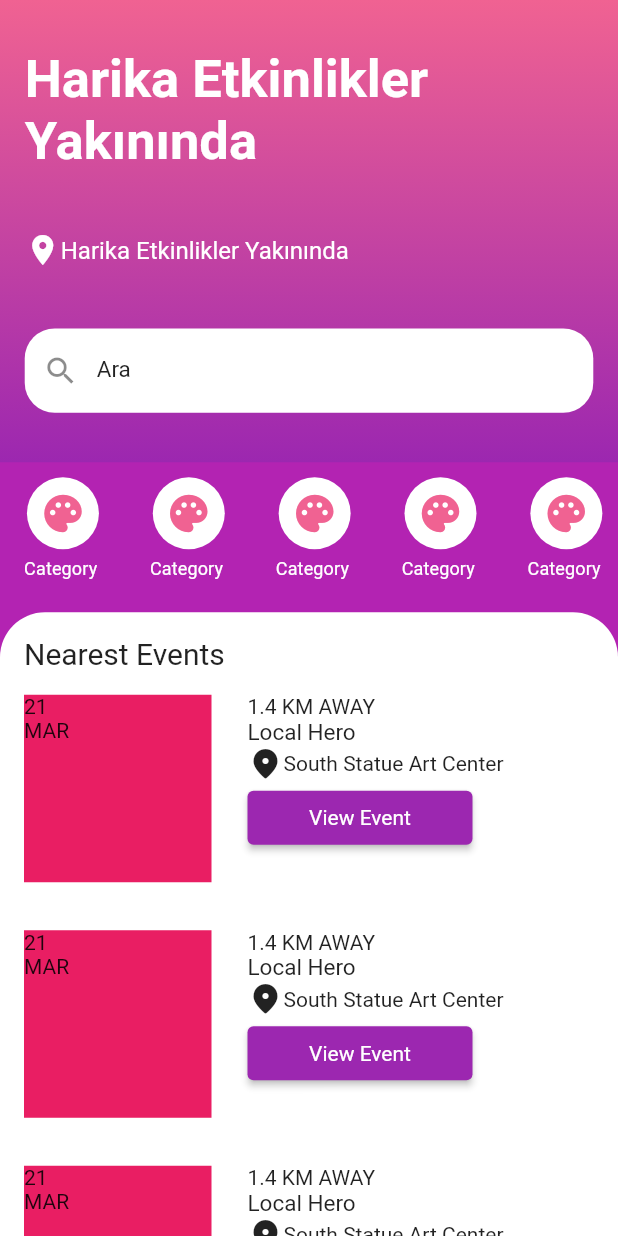
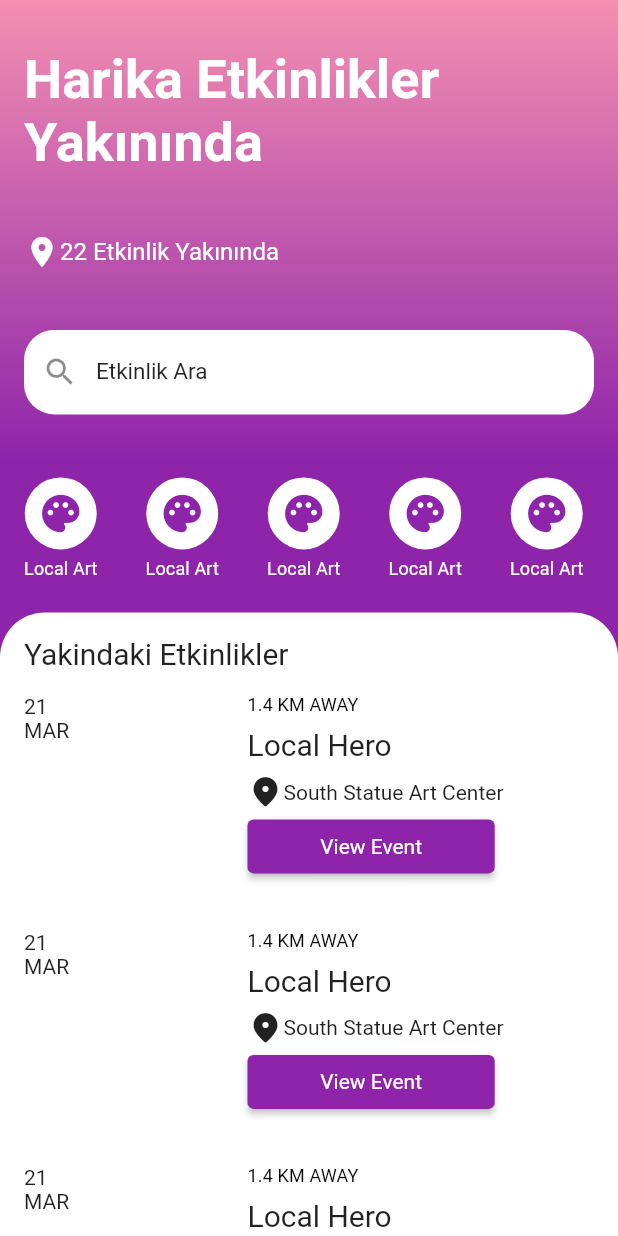
Before and after one commit to TeamVBTHackathon/Copy-Paste, a Flutter app: the screen it shows after launch, on a phone screen of 412 x 824 dp. Run offline on Flutter 3.47's test engine with Material 2 defaults, Android fonts, the phone set to English and light mode, and no system bars; our stand-ins replace bloc, cloud_firestore, firebase_auth, firebase_core, firebase_storage, flutter_bloc and 6 more; accounts and stored records are empty; Roboto replaces fonts that are missing (Poppins).

Commit message:
refactor edildi

```diff
--- /dev/null
+++ b/hackathon/lib/core/constants/Size/home_page_size_constants.dart
@@ -0,0 +1,6 @@
+class HomePageSize{
+  static const double titleSize = 36.0;
+  static const double subTitleSize = 16.0;
+  static const double homeBottomYakinEtkinlikSize = 20.0;
+  static const double homeBottomEventName = 20.0;
+}
--- /dev/null
+++ b/hackathon/lib/core/constants/icon/homepage_icon_constants.dart
@@ -0,0 +1,15 @@
+import 'package:flutter/material.dart';
+
+import '../../init/theme/theme_purple.dart';
+
+class HomePageIcon {
+  static const IconData locationIcon = Icons.location_on;
+  static const Icon searchIcon = Icon(Icons.search);
+  static const Icon homePaletIcon = Icon(
+    Icons.palette,
+    color: ThemePurple.darkPurple,
+    size: 30,
+  );
+
+  static const Icon homeBottomLocationIcon = Icon(Icons.location_on_rounded);
+}
--- /dev/null
+++ b/hackathon/lib/core/constants/padding/home_page_padding.dart
@@ -0,0 +1,31 @@
+import 'package:flutter/cupertino.dart';
+
+class HomePadding {
+  //! Home Page İlk Container
+  static const EdgeInsetsGeometry homeMainTitlePadding = EdgeInsets.all(16);
+  static const EdgeInsetsGeometry homeMainTitleColumnPadding =
+      EdgeInsets.symmetric(vertical: 16, horizontal: 0);
+  static const EdgeInsetsGeometry homeSubTitlePadding = EdgeInsets.symmetric(
+    vertical: 40,
+  );
+
+  static const EdgeInsetsGeometry homeCategoryMainPadding =
+      EdgeInsets.only(top: 10, bottom: 10);
+  static const EdgeInsetsGeometry homeCategoryTextPadding =
+      EdgeInsets.symmetric(vertical: 6);
+
+  static const EdgeInsetsGeometry homeCategoryListPadding =
+      EdgeInsets.symmetric(
+    horizontal: 16,
+  );
+
+  //! Home Page ikinci Container
+  static const EdgeInsetsGeometry homeBottomListViewPadding =
+      EdgeInsets.symmetric(vertical: 16);
+  static const EdgeInsetsGeometry homeBottomContainerPadding =
+      EdgeInsets.all(16.0);
+  static const EdgeInsetsGeometry homeBottomEventInformationPadding =
+      EdgeInsets.symmetric(horizontal: 24);
+  static const EdgeInsetsGeometry homeBottomEventNamePadding =
+      EdgeInsets.only(top: 8, bottom: 8);
+}
--- /dev/null
+++ b/hackathon/lib/core/constants/radius/home_page_radius.dart
@@ -0,0 +1,11 @@
+import 'package:flutter/widgets.dart';
+
+class HomePageRadius {
+  static final BorderRadius homeSearchBarRadius = BorderRadius.circular(20);
+  static const double circleAvatarRadius = 24;
+
+  static const BorderRadius homeBottomContainer = BorderRadius.only(
+    topLeft: Radius.circular(30),
+    topRight: Radius.circular(30),
+  );
+}
--- a/hackathon/lib/core/constants/strings/homepage_strings.dart
+++ b/hackathon/lib/core/constants/strings/homepage_strings.dart
@@ -1,5 +1,7 @@
 class HomePageString {
   static String title = "Harika Etkinlikler Yakınında";
-  static String subtitle = "Harika Etkinlikler Yakınında";
-  static String searchBar = "Ara";
+  static String subtitle = "22 Etkinlik Yakınında";
+  static String searchBar = "Etkinlik Ara";
+  static String yakinEtkinlikler= "Yakindaki Etkinlikler";
+
 }
--- a/hackathon/lib/core/init/theme/theme_purple.dart
+++ b/hackathon/lib/core/init/theme/theme_purple.dart
@@ -1,24 +1,38 @@
 import 'package:flutter/material.dart';
 
 class ThemePurple {
-// ignore: constant_identifier_names
+// ignore: constant_ide
+
+  static const Color lightPurple = Color(0xFFF48FB1);
+  static const Color darkPurple = Color(0xFF8E24AA);
+
+  static const Color whiteColor = Color(0xFFFFFFFF);
+  static const Color blackColor = Color(0xFF000000);
+  static const Color greyColor = Color(0xFF9E9E9E);
+  static final Color blackOpacityColor =
+      const Color(0xFF000000).withOpacity(0.5);
+  static final Color greyOpacityColor =
+      const Color(0xFF9E9E9E).withOpacity(0.5);
+
+  static const Color yellowColor = Color(0xFFFFFF4B);
+
+  static const Color transparentColor = Colors.transparent;
 
   final ThemeData theme = ThemeData(
     fontFamily: "Poppins",
     brightness: Brightness.light,
-    primaryColor: const MaterialColor(4289930162, {
+    primaryColor: const MaterialColor(0xfffbeafb, <int, Color>{
       50: Color(0xfffbeafb),
       100: Color(0xfff7d4f6),
-      200: Color(0xffeeaaee),
+      200: Color(0xFFF48FB1),
       300: Color(0xffe67fe5),
       400: Color(0xffde54dd),
       500: Color(0xffd52ad4),
-      600: Color(0xffab21aa),
+      600: Color(0xFF8E24AA),
       700: Color(0xff80197f),
       800: Color(0xff551155),
       900: Color(0xff2b082a)
-    }), //xxx
-    primaryColorBrightness: Brightness.dark,
+    }), //xxx,
     primaryColorLight: const Color(0xfff7d4f6),
     primaryColorDark: const Color(0xff80197f),
     canvasColor: const Color(0xfffafafa), //XX
@@ -61,9 +75,7 @@ class ThemePurple {
       hoverColor: Color(0x0a000000),
       colorScheme: ColorScheme(
         primary: Color(0xffb323b2),
-        primaryVariant: Color(0xff80197f),
         secondary: Color(0xffd52ad4),
-        secondaryVariant: Color(0xff80197f),
         surface: Color(0xffffffff),
         background: Color(0xffeeaaee),
         error: Color(0xffd32f2f),
--- a/hackathon/lib/features/homepage/view/main_screen.dart
+++ b/hackathon/lib/features/homepage/view/main_screen.dart
@@ -1,5 +1,9 @@
 import 'package:firebase_auth/firebase_auth.dart';
 import 'package:flutter/material.dart';
+import 'package:hackathon/core/constants/Size/home_page_size_constants.dart';
+import 'package:hackathon/core/constants/icon/homepage_icon_constants.dart';
+import 'package:hackathon/core/constants/padding/home_page_padding.dart';
+import 'package:hackathon/core/constants/radius/home_page_radius.dart';
 import 'package:hackathon/core/constants/strings/homepage_strings.dart';
 import 'package:hackathon/core/extension/context_extension.dart';
 import 'package:hackathon/core/init/theme/theme_purple.dart';
--- a/hackathon/lib/features/homepage/view/main_screen_body.dart
+++ b/hackathon/lib/features/homepage/view/main_screen_body.dart
@@ -2,86 +2,29 @@ part of 'main_screen.dart';
 
 class MainScreenBody extends StatelessWidget {
   const MainScreenBody({Key? key}) : super(key: key);
-
+//asdsad
   @override
   Widget build(BuildContext context) {
-    ThemeData theme = ThemePurple().theme;
-
     return SingleChildScrollView(
       physics: const BouncingScrollPhysics(),
       scrollDirection: Axis.vertical,
       child: Container(
-        color: theme.primaryColor,
+        color: ThemePurple.darkPurple,
         child: Column(
           children: [
-            Container(
-              decoration: BoxDecoration(
-                gradient: LinearGradient(
-                  begin: Alignment.topCenter,
-                  end: Alignment.bottomCenter,
-                  colors: [Colors.pink.shade300, Colors.purple],
-                ),
-              ),
-              child: Padding(
-                padding: EdgeInsets.all(context.height * 0.02),
-                child: Column(
-                  children: [
-                    Padding(
-                      padding: EdgeInsets.symmetric(
-                          vertical: context.height * 0.02, horizontal: 0),
-                      child: Column(
-                        children: [
-                          Text(
-                            HomePageString.title,
-                            style: theme.textTheme.headline1!
-                                .copyWith(color: Colors.white),
-                            textAlign: TextAlign.start,
-                          ),
-                          Padding(
-                            padding: const EdgeInsets.symmetric(
-                              vertical: 40,
-                            ),
-                            child: Row(
-                              children: [
-                                Icon(Icons.location_on, color: Colors.white),
-                                Text(
-                                  HomePageString.subtitle,
-                                  style: TextStyle(
-                                      fontSize: 16, color: Colors.white),
-                                ),
+            _buildHomeEventsContainer(),
+            _buildHomeCategory(),
+            const MainScreenBottom(),
           ],
         ),
       ),
-                          Container(
-                            decoration: BoxDecoration(
-                              color: Colors.white,
-                              borderRadius: BorderRadius.circular(20),
-                            ),
-                            child: Form(
-                              child: TextFormField(
-                                cursorColor: Colors.white,
-                                decoration: InputDecoration(
-                                  enabledBorder: UnderlineInputBorder(
-                                    borderSide:
-                                        BorderSide(color: Colors.transparent),
-                                  ),
-                                  hoverColor: Colors.transparent,
-                                  labelText: HomePageString.searchBar,
-                                  prefixIcon: Icon(Icons.search),
-                                ),
-                              ),
-                            ),
-                          ),
-                        ],
-                      ),
-                    ),
-                  ],
-                ),
-              ),
-            ),
-            Padding(
-              padding: const EdgeInsets.only(top: 10, bottom: 10),
-              child: Container(
+    );
+  }
+
+  Widget _buildHomeCategory() {
+    return Padding(
+            padding: HomePadding.homeCategoryMainPadding,
+            child: SizedBox(
               height: 80,
               child: ListView.builder(
                 shrinkWrap: true,
@@ -89,32 +32,24 @@ class MainScreenBody extends StatelessWidget {
                 itemCount: 12,
                 itemBuilder: (context, index) {
                   return Padding(
-                      padding: const EdgeInsets.symmetric(
-                        horizontal: 16,
-                      ),
+                    padding: HomePadding.homeCategoryListPadding,
                     child: Column(
                       children: [
                         CircleAvatar(
-                            backgroundColor: Colors.white,
-                            radius: 24,
+                          backgroundColor: ThemePurple.whiteColor,
+                          radius: HomePageRadius.circleAvatarRadius,
                           child: IconButton(
                               onPressed: () {},
-                              icon: Icon(
-                                Icons.palette,
-                                color: Colors.pink.shade300,
-                                size: 30,
-                              ),
-                            ),
+                              icon: HomePageIcon.homePaletIcon),
                         ),
                         Padding(
-                            padding: const EdgeInsets.symmetric(vertical: 6),
+                          padding: HomePadding.homeCategoryTextPadding,
                           child: Text(
-                              // TODO : dynamic
-                              "Category ",
+                            "Local Art",
                             style: Theme.of(context)
                                 .textTheme
                                 .subtitle2!
-                                  .copyWith(color: Colors.white),
+                                .copyWith(color: ThemePurple.whiteColor),
                           ),
                         )
                       ],
@@ -123,9 +58,81 @@ class MainScreenBody extends StatelessWidget {
                 },
               ),
             ),
+          );
+  }
+
+  Widget _buildHomeEventsContainer() {
+    return Container(
+            decoration: const BoxDecoration(
+              gradient: LinearGradient(
+                begin: Alignment.topCenter,
+                end: Alignment.bottomCenter,
+                colors: [ThemePurple.lightPurple, ThemePurple.darkPurple],
               ),
-            const MainScreenBottom(),
+            ),
+            child: Padding(
+              padding: HomePadding.homeMainTitlePadding,
+              child: _buildHomePageTexts(),
+            ),
+          );
+  }
+
+  Widget _buildHomePageTexts() {
+    return Column(
+              children: [
+                Padding(
+                  padding: HomePadding.homeMainTitleColumnPadding,
+                  child: Column(
+                    children: [
+                      Text(
+                        HomePageString.title,
+                        style: const TextStyle(
+                            fontSize: HomePageSize.titleSize,
+                            fontWeight: FontWeight.bold,
+                            color: ThemePurple.whiteColor),
+                        textAlign: TextAlign.start,
+                      ),
+                      Padding(
+                        padding: HomePadding.homeSubTitlePadding,
+                        child: Row(
+                          children: [
+                            const Icon(HomePageIcon.locationIcon,
+                                color: ThemePurple.whiteColor),
+                            Text(
+                              HomePageString.subtitle,
+                              style: const TextStyle(
+                                  fontSize: HomePageSize.subTitleSize,
+                                  color: ThemePurple.whiteColor),
+                            ),
                           ],
+                        ),
+                      ),
+                      _buildHomeSearchInput(),
+                    ],
+                  ),
+                ),
+              ],
+            );
+  }
+
+  Widget _buildHomeSearchInput() {
+    return Container(
+                        decoration: BoxDecoration(
+                          color: ThemePurple.whiteColor,
+                          borderRadius: HomePageRadius.homeSearchBarRadius,
+                        ),
+                        child: Form(
+                          child: TextFormField(
+                            cursorColor: ThemePurple.whiteColor,
+                            decoration: InputDecoration(
+                              enabledBorder: const UnderlineInputBorder(
+                                borderSide: BorderSide(
+                                    color: ThemePurple.transparentColor),
+                              ),
+                              hoverColor: ThemePurple.transparentColor,
+                              labelText: HomePageString.searchBar,
+                              prefixIcon: HomePageIcon.searchIcon,
+                            ),
                           ),
                         ),
                       );
--- a/hackathon/lib/features/homepage/view/main_screen_bottom.dart
+++ b/hackathon/lib/features/homepage/view/main_screen_bottom.dart
@@ -8,45 +8,48 @@ class MainScreenBottom extends StatelessWidget {
   final String _eventDistance = "1.4 KM AWAY";
   final String _eventName = "Local Hero";
   final String _eventLocation = "South Statue Art Center";
-
+  final String _buttonText = "View Event";
   @override
   Widget build(BuildContext context) {
     return Container(
       alignment: Alignment.topLeft,
       decoration: const BoxDecoration(
-        color: Colors.white,
-        borderRadius: BorderRadius.only(
-          topLeft: Radius.circular(30),
-          topRight: Radius.circular(30),
-        ),
-      ),
+          color: ThemePurple.whiteColor,
+          borderRadius: HomePageRadius.homeBottomContainer),
       child: Padding(
-        padding: const EdgeInsets.all(16.0),
+        padding: HomePadding.homeBottomContainerPadding,
         child: Column(
           crossAxisAlignment: CrossAxisAlignment.start,
           children: [
-            Text(
-              "Nearest Events",
-              style: Theme.of(context).textTheme.bodyText1!.copyWith(
-                    fontSize: 20,
-                  ),
-            ),
+            _buildNearestEvents(context),
             Column(
               children: [
                 ListView.builder(
-                  physics: NeverScrollableScrollPhysics(),
+                  physics: const NeverScrollableScrollPhysics(),
                   shrinkWrap: true,
                   scrollDirection: Axis.vertical,
                   itemBuilder: (context, index) {
+                    return _buildEventsImage(context);
+                  },
+                  itemCount: 6,
+                ),
+              ],
+            ),
+          ],
+        ),
+      ),
+    );
+  }
+
+  Padding _buildEventsImage(BuildContext context) {
     return Padding(
-                      padding: const EdgeInsets.symmetric(vertical: 16),
+                    padding: HomePadding.homeBottomListViewPadding,
                     child: Row(
                       crossAxisAlignment: CrossAxisAlignment.start,
                       children: [
-                          Container(
+                        SizedBox(
                           width: 125,
                           height: 125,
-                            color: Colors.pink,
                           child: Column(
                             crossAxisAlignment: CrossAxisAlignment.start,
                             children: [
@@ -56,34 +59,47 @@ class MainScreenBottom extends StatelessWidget {
                           ),
                         ),
                         Padding(
-                            padding: const EdgeInsets.symmetric(horizontal: 24),
+                          padding:
+                              HomePadding.homeBottomEventInformationPadding,
                           child: Column(
                             crossAxisAlignment: CrossAxisAlignment.start,
                             children: [
-                                Text(_eventDistance),
                               Text(
+                                _eventDistance,
+                                style: Theme.of(context).textTheme.subtitle2,
+                              ),
+                              Padding(
+                                padding:
+                                    HomePadding.homeBottomEventNamePadding,
+                                child: Text(
                                   _eventName,
-                                  style: Theme.of(context).textTheme.headline5,
+                                  style: Theme.of(context)
+                                      .textTheme
+                                      .headline5!
+                                      .copyWith(
+                                          fontSize: HomePageSize
+                                              .homeBottomEventName),
+                                ),
                               ),
                               Row(
                                 mainAxisAlignment: MainAxisAlignment.start,
                                 children: [
-                                    Icon(Icons.location_on_rounded),
+                                  HomePageIcon.homeBottomLocationIcon,
                                   Text(_eventLocation)
                                 ],
                               ),
-                                Container(
-                                  width: 150,
+                              SizedBox(
+                                width: context.highWidthValue * 2,
                                 child: ElevatedButton(
                                   onPressed: () {},
-                                    child: Text("View Event"),
+                                  child: Text(_buttonText),
                                   style: ElevatedButton.styleFrom(
-                                      primary: Colors.purple,
+                                    primary: ThemePurple.darkPurple,
                                     textStyle: Theme.of(context)
                                         .textTheme
                                         .button!
                                         .copyWith(
-                                            color: Colors.white,
+                                          color: ThemePurple.whiteColor,
                                         ),
                                   ),
                                 ),
@@ -94,13 +110,13 @@ class MainScreenBottom extends StatelessWidget {
                       ],
                     ),
                   );
-                  },
-                  itemCount: 6,
-                ),
-              ],
-            ),
-          ],
-        ),
+  }
+
+  Text _buildNearestEvents(BuildContext context) {
+    return Text(
+            HomePageString.yakinEtkinlikler,
+            style: Theme.of(context).textTheme.bodyText1!.copyWith(
+                  fontSize: HomePageSize.homeBottomYakinEtkinlikSize,
                 ),
           );
   }
```
Lines whose indentation alone changed are shown as unchanged.
